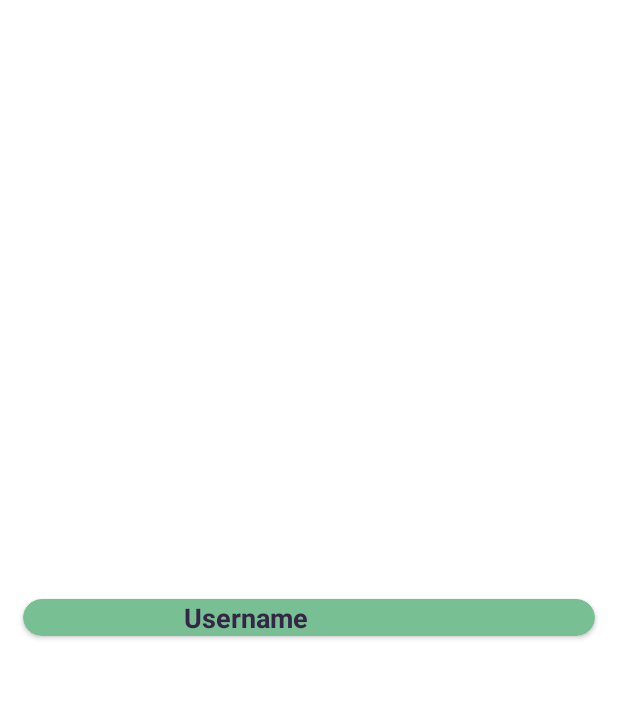
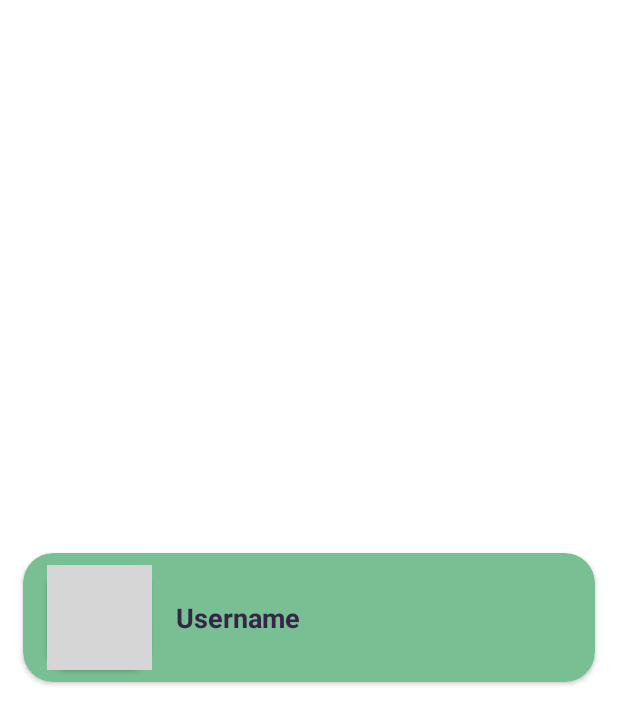
Before and after one commit to swalokal/Android-Development, an Android app: the layout store_item.xml on its own in the app's theme, with its tools: preview values and no code run, on a phone screen of 412 x 824 dp. Shown: the top 724 px of the screen. Run offline under Robolectric (Android 15) with nearby library versions, the phone set to English and light mode, and no system bars; grey boxes are pictures that could not be loaded.

```diff
--- a/app/src/main/java/com/capstone/swalokal/api/SwalokalRepository.kt
+++ b/app/src/main/java/com/capstone/swalokal/api/SwalokalRepository.kt
@@ -8,7 +8,6 @@ import com.capstone.swalokal.api.response.PredictItem
 import com.capstone.swalokal.api.response.PredictionResponse
 import com.capstone.swalokal.api.retrofit.ApiService
 import com.capstone.swalokal.dummy.DummyResponse
-import com.capstone.swalokal.dummy.createDummyResponse
 import com.capstone.swalokal.dummy.getDummyJsonResponse
 import com.capstone.swalokal.parseDummyResponse
 import okhttp3.MediaType.Companion.toMediaType
--- a/app/src/main/java/com/capstone/swalokal/api/response/PredictionResponse.kt
+++ b/app/src/main/java/com/capstone/swalokal/api/response/PredictionResponse.kt
@@ -31,6 +31,9 @@ data class PredictItem(
 	@field:SerializedName("toko")
 	val toko: String? = null,
 
+	@field:SerializedName("photoUrl")
+	val photoUrl: String? = null,
+
 	@field:SerializedName("id")
 	val id: Int? = null
 ) : Parcelable
--- a/app/src/main/res/layout/store_item.xml
+++ b/app/src/main/res/layout/store_item.xml
@@ -18,36 +18,38 @@
 
         <androidx.cardview.widget.CardView
             android:id="@+id/cardView"
-            android:layout_width="wrap_content"
-            android:layout_height="wrap_content"
+            android:layout_width="70dp"
+            android:layout_height="70dp"
             android:layout_marginVertical="8dp"
+            android:layout_marginStart="16dp"
             app:cardCornerRadius="15dp"
             app:layout_constraintBottom_toBottomOf="parent"
-            app:layout_constraintEnd_toStartOf="@+id/tv_item_name"
             app:layout_constraintStart_toStartOf="parent"
             app:layout_constraintTop_toTopOf="parent">
 
-<!--            <ImageView-->
-<!--                android:id="@+id/iv_item_photo"-->
-<!--                android:layout_width="70dp"-->
-<!--                android:layout_height="70dp"-->
-<!--                android:background="@drawable/rounded_image_corner"-->
-<!--                android:scaleType="centerCrop"-->
-<!--                tools:src="@tools:sample/backgrounds/scenic" />-->
-<!--       -->
+            <ImageView
+                android:id="@+id/iv_item_photo"
+                android:layout_width="70dp"
+                android:layout_height="70dp"
+                android:background="@drawable/rounded_image_corner"
+                android:scaleType="centerCrop"
+                tools:src="@tools:sample/backgrounds/scenic" />
+
+
         </androidx.cardview.widget.CardView>
 
         <TextView
             android:id="@+id/tv_item_name"
             android:layout_width="274dp"
             android:layout_height="wrap_content"
+            android:layout_marginStart="16dp"
             android:ellipsize="end"
             android:maxLines="1"
             android:textColor="@color/dark_purple"
             android:textSize="18sp"
             android:textStyle="bold"
             app:layout_constraintBottom_toBottomOf="parent"
-            app:layout_constraintEnd_toEndOf="parent"
+            app:layout_constraintStart_toEndOf="@+id/cardView"
             app:layout_constraintTop_toTopOf="parent"
             tools:text="Username" />
 
```
Also changed, not shown: app/src/main/java/com/capstone/swalokal/dummy/dummyPredictResponse.kt (+26 -23 lines), app/src/main/java/com/capstone/swalokal/ui/Maps/MapsListStoreAdapter.kt (+5 -5 lines).
